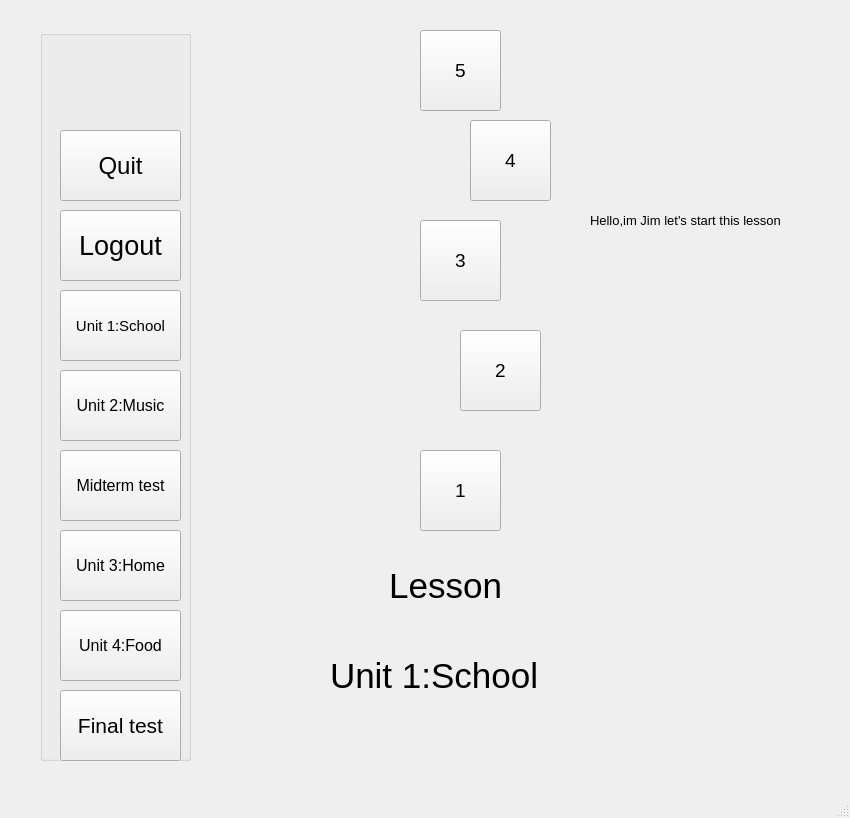
First picture: the form in SPCK/Gui/Unit1.ui, repository trongphuc1/TL-C4K-PTI01-, before the edit.
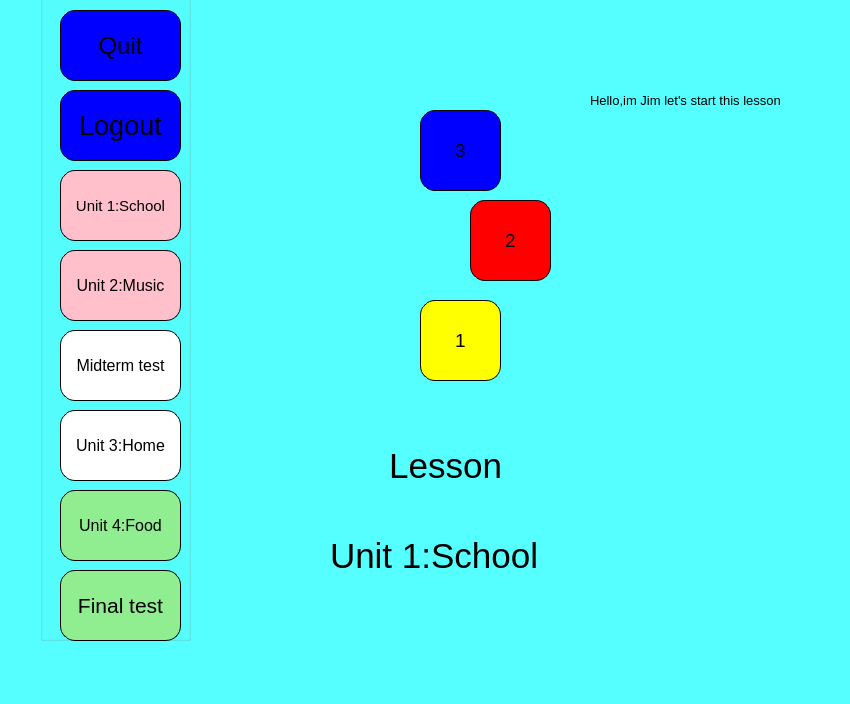
Second picture: the form after the edit. Icons and pictures are not drawn.

```diff
--- a/SPCK/Gui/Unit1.ui
+++ b/SPCK/Gui/Unit1.ui
@@ -7,54 +7,21 @@
     <x>0</x>
     <y>0</y>
     <width>850</width>
-    <height>818</height>
+    <height>704</height>
    </rect>
   </property>
   <property name="windowTitle">
    <string>MainWindow</string>
   </property>
+  <property name="styleSheet">
+   <string notr="true">background-color:rgb(85, 255, 255)</string>
+  </property>
   <widget class="QWidget" name="centralwidget">
-   <widget class="QPushButton" name="bt_les1">
-    <property name="geometry">
-     <rect>
-      <x>420</x>
-      <y>450</y>
-      <width>81</width>
-      <height>81</height>
-     </rect>
-    </property>
-    <property name="font">
-     <font>
-      <pointsize>14</pointsize>
-     </font>
-    </property>
-    <property name="text">
-     <string>1</string>
-    </property>
-   </widget>
-   <widget class="QPushButton" name="bt_les2">
-    <property name="geometry">
-     <rect>
-      <x>460</x>
-      <y>330</y>
-      <width>81</width>
-      <height>81</height>
-     </rect>
-    </property>
-    <property name="font">
-     <font>
-      <pointsize>14</pointsize>
-     </font>
-    </property>
-    <property name="text">
-     <string>2</string>
-    </property>
-   </widget>
    <widget class="QPushButton" name="bt_les3">
     <property name="geometry">
      <rect>
       <x>420</x>
-      <y>220</y>
+      <y>300</y>
       <width>81</width>
       <height>81</height>
      </rect>
@@ -64,15 +31,21 @@
       <pointsize>14</pointsize>
      </font>
     </property>
+    <property name="styleSheet">
+     <string notr="true">    border-radius: 15px;
+    border: 1px solid black;
+    padding: 5px;
+    background-color: yellow;</string>
+    </property>
     <property name="text">
-     <string>3</string>
+     <string>1</string>
     </property>
    </widget>
    <widget class="QPushButton" name="bt_les4">
     <property name="geometry">
      <rect>
       <x>470</x>
-      <y>120</y>
+      <y>200</y>
       <width>81</width>
       <height>81</height>
      </rect>
@@ -82,15 +55,21 @@
       <pointsize>14</pointsize>
      </font>
     </property>
+    <property name="styleSheet">
+     <string notr="true">    border-radius: 15px;
+    border: 1px solid black;
+    padding: 5px;
+    background-color: red;</string>
+    </property>
     <property name="text">
-     <string>4</string>
+     <string>2</string>
     </property>
    </widget>
    <widget class="QPushButton" name="bt_les5">
     <property name="geometry">
      <rect>
       <x>420</x>
-      <y>30</y>
+      <y>110</y>
       <width>81</width>
       <height>81</height>
      </rect>
@@ -100,15 +79,24 @@
       <pointsize>14</pointsize>
      </font>
     </property>
+    <property name="styleSheet">
+     <string notr="true">
+    border-radius: 15px;
+    border: 1px solid black;
+    padding: 5px;
+    background-color: blue;
+
+</string>
+    </property>
     <property name="text">
-     <string>5</string>
+     <string>3</string>
     </property>
    </widget>
    <widget class="QLabel" name="label">
     <property name="geometry">
      <rect>
       <x>360</x>
-      <y>540</y>
+      <y>420</y>
       <width>221</width>
       <height>91</height>
      </rect>
@@ -126,7 +114,7 @@
     <property name="geometry">
      <rect>
       <x>660</x>
-      <y>240</y>
+      <y>120</y>
       <width>121</width>
       <height>241</height>
      </rect>
@@ -145,7 +133,7 @@
     <property name="geometry">
      <rect>
       <x>590</x>
-      <y>200</y>
+      <y>80</y>
       <width>261</width>
       <height>41</height>
      </rect>
@@ -163,7 +151,7 @@
     <property name="geometry">
      <rect>
       <x>40</x>
-      <y>30</y>
+      <y>-90</y>
       <width>151</width>
       <height>731</height>
      </rect>
@@ -185,6 +173,12 @@
        <pointsize>18</pointsize>
       </font>
      </property>
+     <property name="styleSheet">
+      <string notr="true">    border-radius: 15px;
+    border: 1px solid black;
+    padding: 5px;
+    background-color: blue;</string>
+     </property>
      <property name="text">
       <string>Quit</string>
      </property>
@@ -203,6 +197,12 @@
        <pointsize>20</pointsize>
       </font>
      </property>
+     <property name="styleSheet">
+      <string notr="true">    border-radius: 15px;
+    border: 1px solid black;
+    padding: 5px;
+    background-color: blue;</string>
+     </property>
      <property name="text">
       <string>Logout</string>
      </property>
@@ -221,6 +221,12 @@
        <pointsize>11</pointsize>
       </font>
      </property>
+     <property name="styleSheet">
+      <string notr="true">    border-radius: 15px;
+    border: 1px solid black;
+    padding: 5px;
+    background-color: pink;</string>
+     </property>
      <property name="text">
       <string>Unit 1:School</string>
      </property>
@@ -239,6 +245,12 @@
        <pointsize>12</pointsize>
       </font>
      </property>
+     <property name="styleSheet">
+      <string notr="true">    border-radius: 15px;
+    border: 1px solid black;
+    padding: 5px;
+    background-color: pink;</string>
+     </property>
      <property name="text">
       <string>Unit 2:Music</string>
      </property>
@@ -257,6 +269,12 @@
        <pointsize>12</pointsize>
       </font>
      </property>
+     <property name="styleSheet">
+      <string notr="true">    border-radius: 15px;
+    border: 1px solid black;
+    padding: 5px;
+    background-color: white;</string>
+     </property>
      <property name="text">
       <string>Unit 3:Home</string>
      </property>
@@ -275,6 +293,12 @@
        <pointsize>12</pointsize>
       </font>
      </property>
+     <property name="styleSheet">
+      <string notr="true">    border-radius: 15px;
+    border: 1px solid black;
+    padding: 5px;
+    background-color: lightgreen;</string>
+     </property>
      <property name="text">
       <string>Unit 4:Food</string>
      </property>
@@ -293,6 +317,12 @@
        <pointsize>16</pointsize>
       </font>
      </property>
+     <property name="styleSheet">
+      <string notr="true">    border-radius: 15px;
+    border: 1px solid black;
+    padding: 5px;
+    background-color: lightgreen;</string>
+     </property>
      <property name="text">
       <string>Final test</string>
      </property>
@@ -311,6 +341,12 @@
        <pointsize>12</pointsize>
       </font>
      </property>
+     <property name="styleSheet">
+      <string notr="true">    border-radius: 15px;
+    border: 1px solid black;
+    padding: 5px;
+    background-color: white;</string>
+     </property>
      <property name="text">
       <string>Midterm test</string>
      </property>
@@ -320,7 +356,7 @@
     <property name="geometry">
      <rect>
       <x>330</x>
-      <y>630</y>
+      <y>510</y>
       <width>261</width>
       <height>91</height>
      </rect>
```
